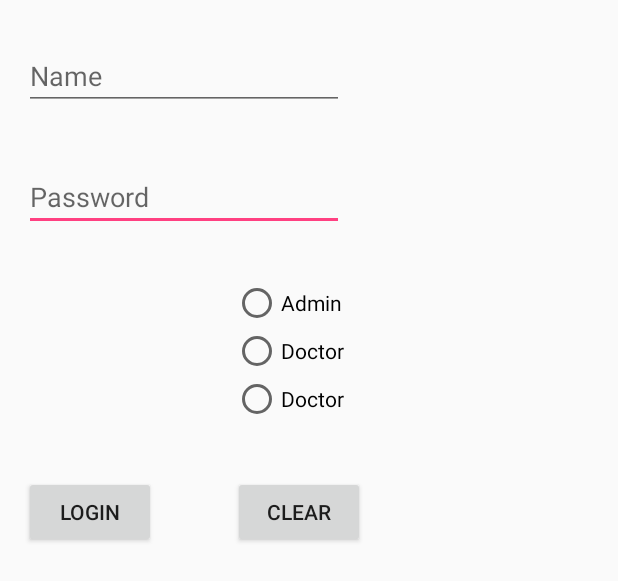
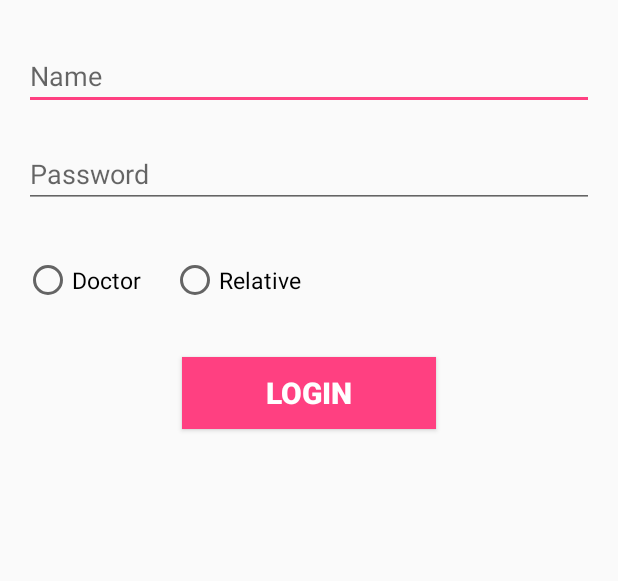
Before and after one commit to babs20795/HealthApp, an Android app: the layout activity_login.xml on its own in the app's theme, with its tools: preview values and no code run, on a phone screen of 412 x 824 dp. Shown: the top 581 px of the screen. Run offline under Robolectric (Android 15) with nearby library versions, the light colour scheme and no system bars.

Commit message:
Designed Login Page and App Logo

```diff
--- a/app/src/main/java/com/example/admin/healthapp/FlashActivity.java
+++ b/app/src/main/java/com/example/admin/healthapp/FlashActivity.java
@@ -23,7 +23,7 @@ public class FlashActivity extends AppCompatActivity {
             public void run() {
                 // This method will be executed once the timer is over
                 // Start your app main activity
-                Intent i = new Intent(FlashActivity.this, MainActivity.class);
+                Intent i = new Intent(FlashActivity.this, Login_Activity.class);
                 startActivity(i);
 
                 // close this activity
--- a/app/src/main/java/com/example/admin/healthapp/LoginRequest.java
+++ b/app/src/main/java/com/example/admin/healthapp/ResultRequest.java
@@ -13,11 +13,11 @@ import java.util.Map;
  * Created by admin on 08/03/2017.
  */
 
-public class LoginRequest extends StringRequest implements DBRsources {
+public class ResultRequest extends StringRequest implements DBRsources {
 
     private Map<String,String> params;
 
-    public LoginRequest(String p_id,Response.Listener<String> listener){
+    public ResultRequest(String p_id, Response.Listener<String> listener){
         super(Method.POST,LOGIN_REQUEST,listener,
                 new Response.ErrorListener() {
                     @Override
--- a/app/src/main/res/layout/activity_login.xml
+++ b/app/src/main/res/layout/activity_login.xml
@@ -1,9 +1,10 @@
 <?xml version="1.0" encoding="utf-8"?>
-<RelativeLayout xmlns:android="http://schemas.android.com/apk/res/android"
+<LinearLayout xmlns:android="http://schemas.android.com/apk/res/android"
     xmlns:tools="http://schemas.android.com/tools"
     android:id="@+id/activity_login"
     android:layout_width="match_parent"
     android:layout_height="match_parent"
+    android:orientation="vertical"
     android:paddingBottom="@dimen/activity_vertical_margin"
     android:paddingLeft="@dimen/activity_horizontal_margin"
     android:paddingRight="@dimen/activity_horizontal_margin"
@@ -11,77 +12,64 @@
     tools:context="com.example.admin.healthapp.Login_Activity">
 
     <EditText
-        android:layout_width="wrap_content"
+        android:id="@+id/editText_unm"
+        android:layout_width="match_parent"
         android:layout_height="wrap_content"
-        android:inputType="textPassword"
+
+        android:layout_marginTop="12dp"
         android:ems="10"
-        android:layout_below="@+id/editText_unm"
-        android:layout_alignParentLeft="true"
-        android:layout_alignParentStart="true"
-        android:layout_marginTop="35dp"
-        android:id="@+id/editText_pass"
-        android:hint="Password"/>
+        android:hint="Name"
+       />
 
     <EditText
-        android:layout_width="wrap_content"
+        android:id="@+id/editText_pass"
+        android:layout_width="match_parent"
         android:layout_height="wrap_content"
-        android:inputType="textPersonName"
-        android:hint="Name"
+
+        android:layout_marginTop="20dp"
         android:ems="10"
-        android:layout_marginTop="12dp"
-        android:id="@+id/editText_unm"
-        android:layout_alignParentTop="true"
-        android:layout_alignParentLeft="true"
-        android:layout_alignParentStart="true" />
+        android:hint="Password"
+       />
 
     <RadioGroup
-        android:layout_width="wrap_content"
+        android:id="@+id/radioGroup"
+        android:layout_width="match_parent"
         android:layout_height="wrap_content"
-        android:layout_below="@+id/editText_pass"
-        android:layout_alignRight="@+id/editText_pass"
-        android:layout_alignEnd="@+id/editText_pass"
         android:layout_marginTop="32dp"
-        android:layout_centerVertical="true"
-        android:id="@+id/radioGroup">
+        android:orientation="horizontal"
+        >
 
-    <RadioButton
-        android:id="@+id/admin"
-        android:layout_width="wrap_content"
-        android:layout_height="wrap_content"
-        android:text="Admin" />
-        />
-
-        <RadioButton
+       <RadioButton
             android:id="@+id/doctor"
             android:layout_width="wrap_content"
             android:layout_height="wrap_content"
-            android:text="Doctor" />
+            android:text="Doctor"
+            android:textSize="15sp" />
 
         <RadioButton
             android:id="@+id/relatives"
             android:layout_width="wrap_content"
             android:layout_height="wrap_content"
-            android:text="Doctor" />
+            android:text="Relative"
+            android:layout_marginLeft="20dp"
+            android:textSize="15sp" />
 
         />
     </RadioGroup>
 
     <Button
+        android:id="@+id/button_login"
+        android:layout_width="169dp"
+        android:layout_height="wrap_content"
+        android:layout_gravity="center"
+        android:layout_marginTop="35dp"
+        android:background="@color/colorAccent"
         android:text="Login"
-        android:layout_width="wrap_content"
-        android:layout_height="wrap_content"
-        android:id="@+id/button_login"
-        android:layout_marginTop="35dp"
-        android:layout_below="@+id/radioGroup"
-        android:layout_alignParentLeft="true"
-        android:layout_alignParentStart="true" />
+        android:textAlignment="center"
+        android:textColor="@color/common_google_signin_btn_text_dark_default"
+        android:textSize="20sp"
+        android:textStyle="bold"
 
-    <Button
-        android:text="Clear"
-        android:layout_width="wrap_content"
-        android:layout_height="wrap_content"
-        android:id="@+id/button_clear"
-        android:layout_alignLeft="@+id/radioGroup"
-        android:layout_alignStart="@+id/radioGroup"
-        android:layout_alignTop="@+id/button_login" />
-</RelativeLayout>
+        />
+
+</LinearLayout>
```
Also changed, not shown: app/src/main/AndroidManifest.xml (+6 -2 lines), app/src/main/java/com/example/admin/healthapp/Login_Activity.java (+12 -12 lines), app/src/main/java/com/example/admin/healthapp/MainActivity.java (+2 -14 lines), app/src/main/res/layout/activity_flash.xml (+6 -2 lines), app/src/main/app_logo-web.png, app/src/main/logo_1-web.png, app/src/main/res/mipmap-hdpi/app_logo.png, app/src/main/res/mipmap-hdpi/logo_1.png (deleted), app/src/main/res/mipmap-mdpi/app_logo.png, app/src/main/res/mipmap-mdpi/logo_1.png (deleted), app/src/main/res/mipmap-xhdpi/app_logo.png, app/src/main/res/mipmap-xhdpi/logo_1.png (deleted), app/src/main/res/mipmap-xxhdpi/app_logo.png, app/src/main/res/mipmap-xxhdpi/logo_1.png (deleted), 2 more files.
